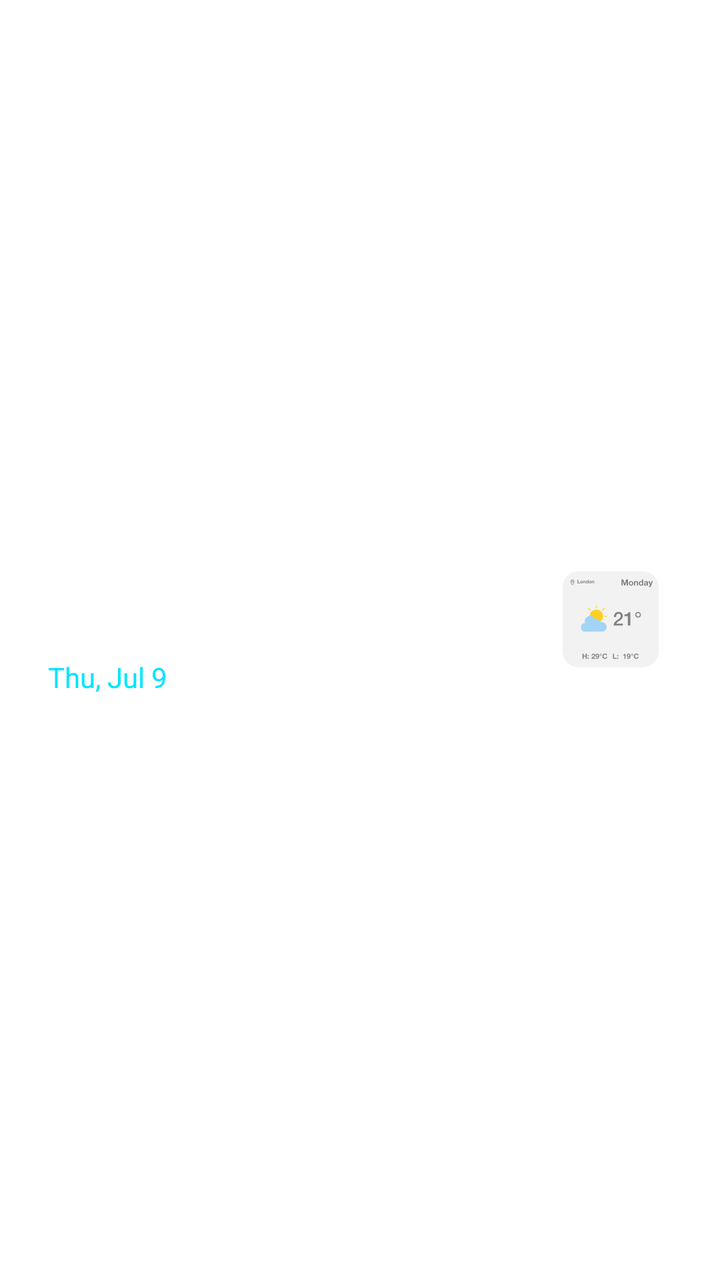
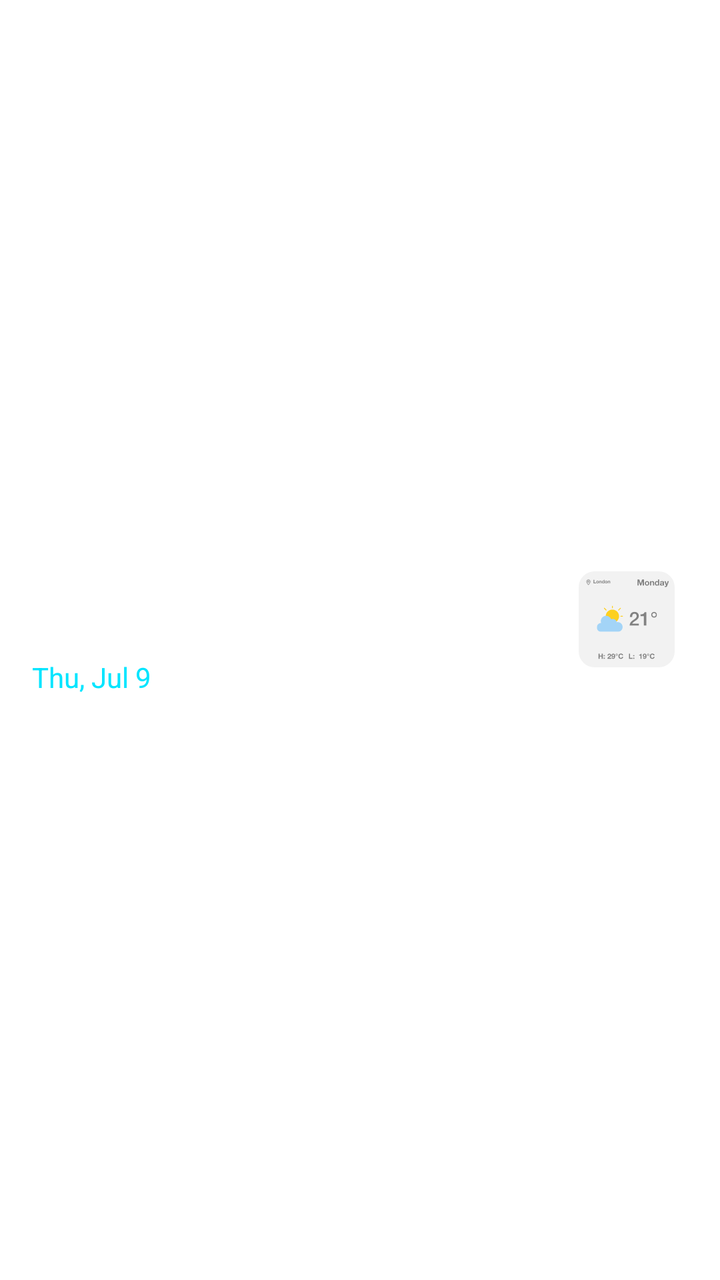

Two renders of the same Android screen: before a commit and after it. Below are the layout's source before the change and the commit's diff.
<!-- AndroidManifest.xml: application theme Theme.MyApplication -->
<!-- res/layout/widget_layout_4x2.xml -->
<?xml version="1.0" encoding="utf-8"?>
<FrameLayout xmlns:android="http://schemas.android.com/apk/res/android"
    android:id="@+id/widgetContainer"
    android:layout_width="match_parent"
    android:layout_height="match_parent"
    android:padding="8dp">

    <ImageView
        android:id="@+id/ivBackground"
        android:layout_width="match_parent"
        android:layout_height="match_parent"
        android:scaleType="centerCrop" />

    <LinearLayout
        android:layout_width="match_parent"
        android:layout_height="match_parent"
        android:orientation="horizontal"
        android:gravity="center_vertical"
        android:padding="16dp">

        
        <LinearLayout
            android:layout_width="0dp"
            android:layout_height="wrap_content"
            android:layout_weight="1"
            android:orientation="vertical">

            <TextView
                android:id="@+id/tvTime"
                android:layout_width="wrap_content"
                android:layout_height="wrap_content"
                android:text="12:00"
                android:textColor="#FFFFFF"
                android:textSize="28sp"
                android:textStyle="bold" />

            <TextView
                android:id="@+id/tvDate"
                android:layout_width="wrap_content"
                android:layout_height="wrap_content"
                android:text="Thu, Jul 9"
                android:textColor="#00E5FF"
                android:textSize="14sp" />
        </LinearLayout>

        
        <LinearLayout
            android:layout_width="wrap_content"
            android:layout_height="wrap_content"
            android:orientation="vertical"
            android:gravity="center_horizontal">

            <ImageView
                android:id="@+id/ivWeatherIcon"
                android:layout_width="48dp"
                android:layout_height="48dp"
                android:src="@drawable/ic_style_weather" />

            <TextView
                android:id="@+id/tvWeatherTemp"
                android:layout_width="wrap_content"
                android:layout_height="wrap_content"
                android:text="27°C Sunny"
                android:textColor="#FFFFFF"
                android:textSize="12sp"
                android:layout_marginTop="4dp" />
        </LinearLayout>
    </LinearLayout>
</FrameLayout>
<!-- resources referenced by this layout -->
<resources>
  <!-- drawable ic_style_weather: vector/xml drawable (drawable, 19098 chars, omitted) -->
  <style name="Theme.MyApplication" parent="Theme.MaterialComponents.Light.NoActionBar">
          
          <item name="colorPrimary">@color/brand_primary</item>
          <item name="colorPrimaryVariant">@color/purple_700</item>
          <item name="colorOnPrimary">@color/white</item>
          
          <item name="colorSecondary">@color/brand_secondary</item>
          <item name="colorSecondaryVariant">@color/teal_700</item>
          <item name="colorOnSecondary">@color/black</item>
          
          <item name="android:windowFullscreen">true</item>
          <item name="android:windowContentOverlay">@null</item>
          <item name="android:statusBarColor">@android:color/transparent</item>
          <item name="android:windowLightStatusBar">true</item>
          <item name="android:navigationBarColor">?attr/primaryBackgroundColor</item>
          <item name="android:windowLightNavigationBar" tools:targetApi="o_mr1">true</item>
          
          
          <item name="primaryBackgroundColor">#FFFFFF</item>
          <item name="secondaryBackgroundColor">#F8F9FA</item>
          <item name="titleTextColor">@color/text_primary</item>
          <item name="detailTextColor">@color/text_secondary</item>
          <item name="lineColor">@color/divider_line</item>
          <item name="primaryColor">@color/brand_primary</item>
          <item name="tabBackgroundColor">#F0F0F0</item>
          <item name="elevation">2dp</item>
          <item name="android:windowBackground">?attr/primaryBackgroundColor</item>
      </style>
  <color name="brand_primary">#FA5783</color>
  <color name="purple_700">#E0335D</color>
  <color name="white">#ffffffff</color>
  <color name="brand_secondary">#25D2BB</color>
  <color name="teal_700">#ff018786</color>
  <color name="black">#ff000000</color>
  <color name="text_primary">#1A1A1A</color>
  <color name="text_secondary">#757575</color>
  <color name="divider_line">#EAEAEA</color>
</resources>

<!-- the commit's change to res/layout/widget_layout_4x2.xml (unified diff, before → after) -->
@@ -3,13 +3,13 @@
     android:id="@+id/widgetContainer"
     android:layout_width="match_parent"
     android:layout_height="match_parent"
-    android:padding="8dp">
+    android:padding="0dp">
 
     <ImageView
         android:id="@+id/ivBackground"
         android:layout_width="match_parent"
         android:layout_height="match_parent"
-        android:scaleType="centerCrop" />
+        android:scaleType="fitXY" />
 
     <LinearLayout
         android:layout_width="match_parent"
